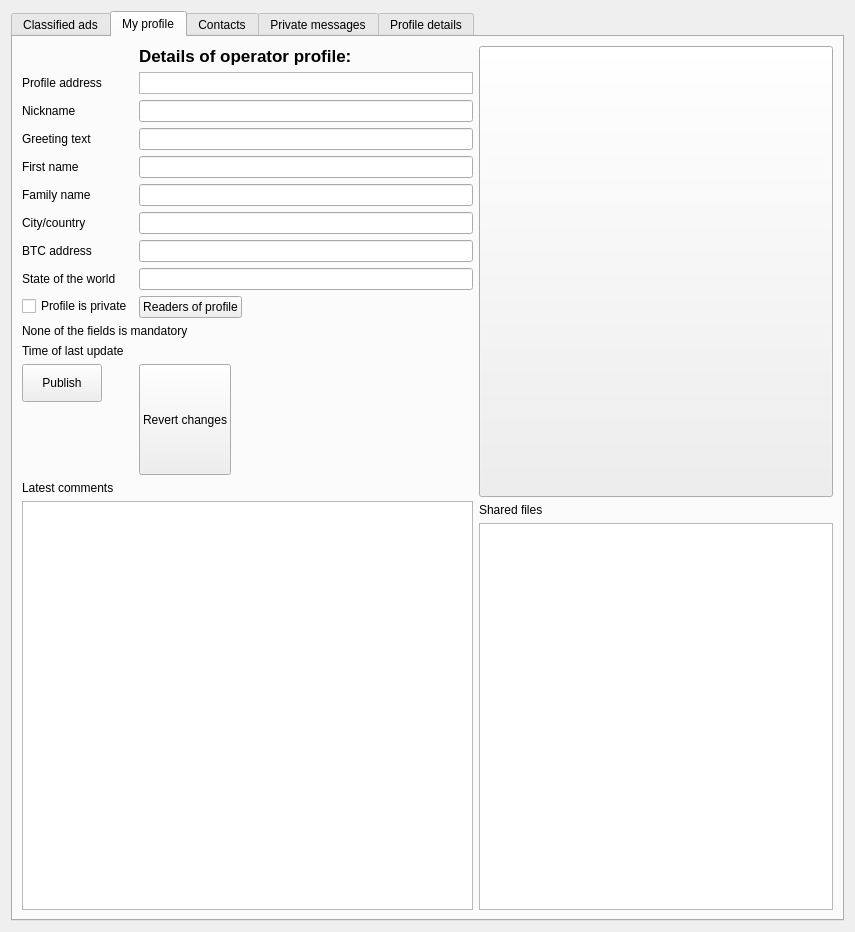
This is frontWidget.ui in operatornormal/classified-ads as Qt 5 draws it before an edit. The edited form follows.
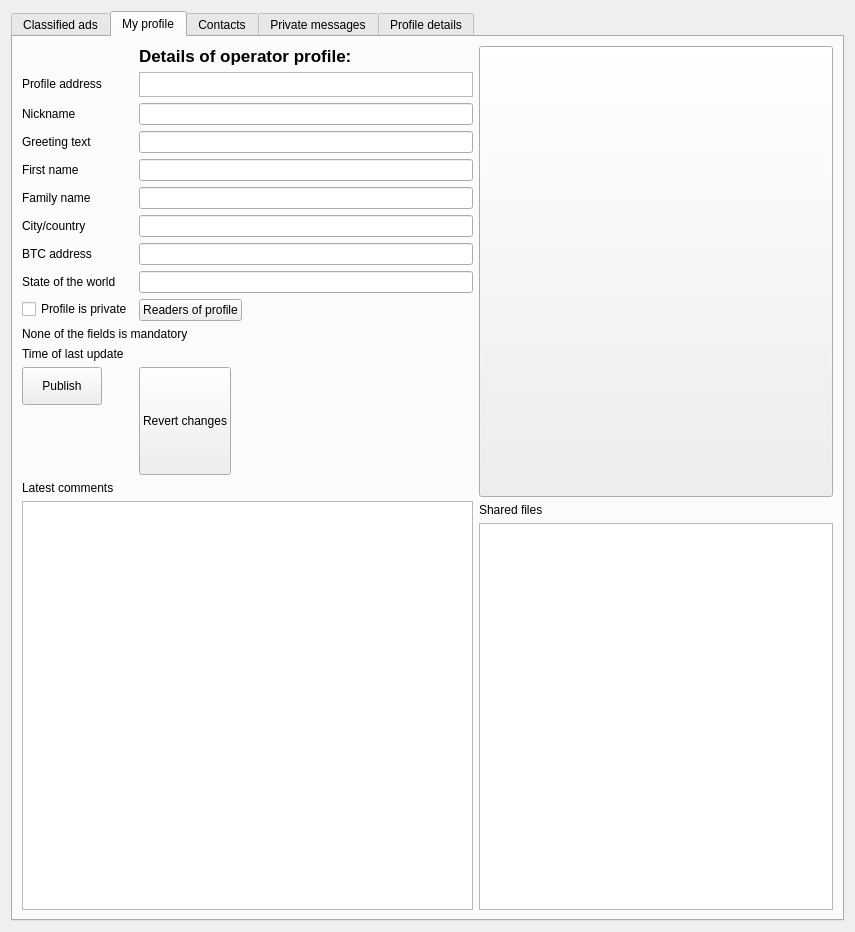
This is the edited form. The open tabs and pages were chosen to show the change. Icons and pictures are not drawn.

Commit message: Changes to compiler optimization, UI layout and way how network addresses are stored inside connection class.

```diff
--- a/frontWidget.ui
+++ b/frontWidget.ui
@@ -180,6 +180,12 @@
            </item>
            <item row="2" column="1">
             <widget class="QTextBrowser" name="profileAddressValue">
+             <property name="minimumSize">
+              <size>
+               <width>0</width>
+               <height>25</height>
+              </size>
+             </property>
              <property name="maximumSize">
               <size>
                <width>16777215</width>
```
Left out of the diff: 2 changed lines with no effect on the pictures. The commit also changes 3 other files.
